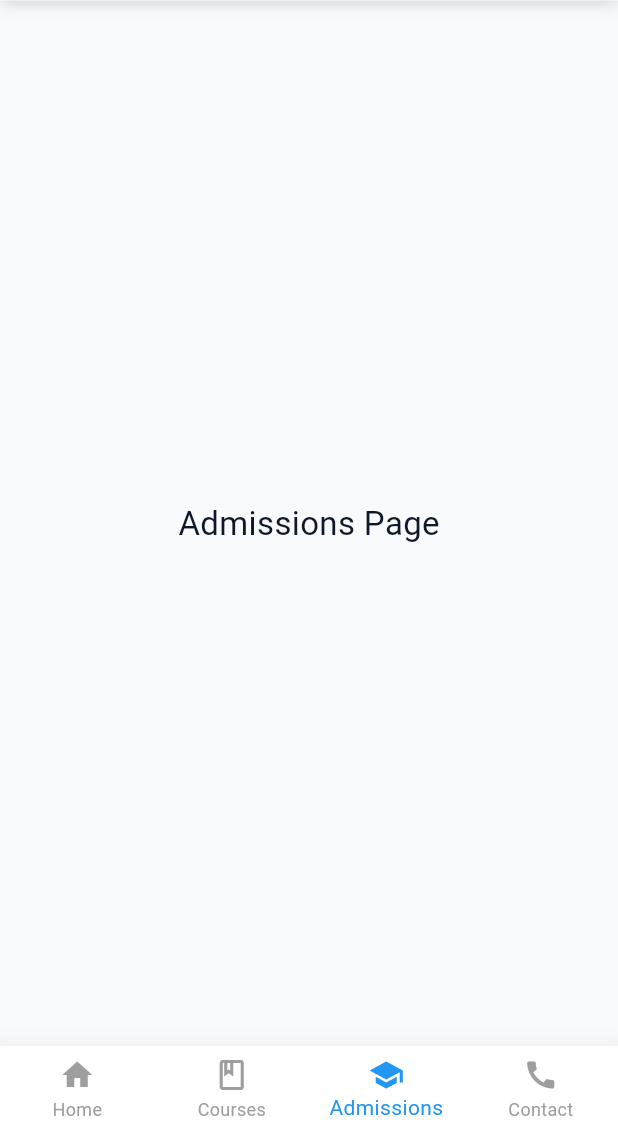
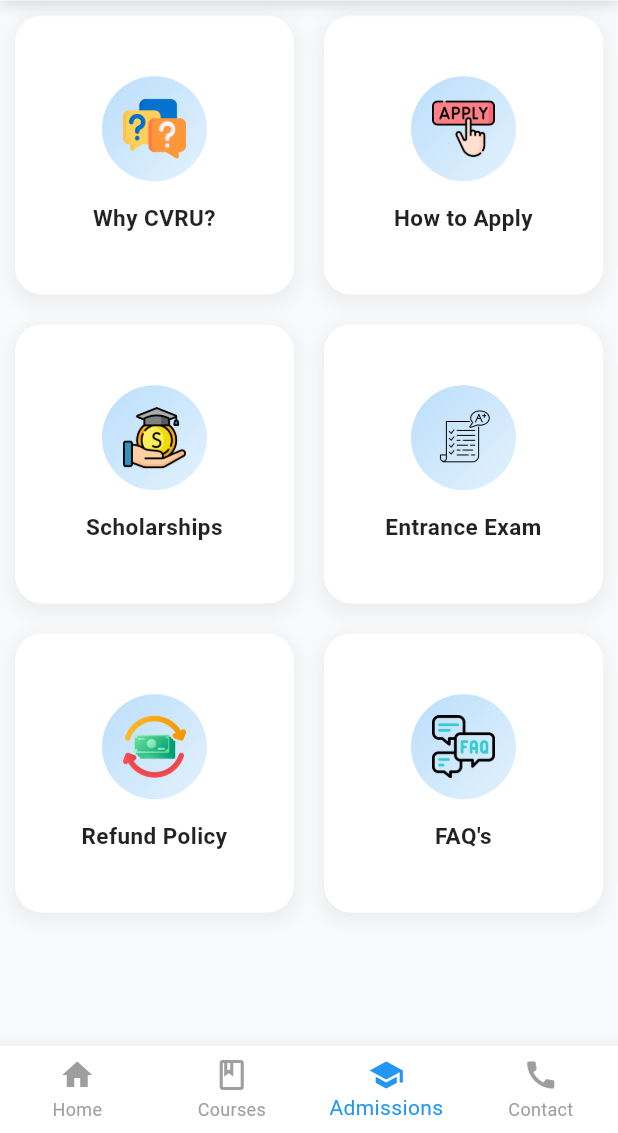
Before and after one commit to Harshgour2002/CVRUK, a Flutter app: the screen it shows after launch, item 3 of the bottom bar chosen, on a phone screen of 412 x 824 dp, the part 103-1236 px from its top. Run offline on Flutter 3.47's test engine with Material 3 defaults, Android fonts, the light colour scheme and no system bars; our stand-ins replace carousel_slider, dio, font_awesome_flutter, open_filex, share_plus.

Commit message:
implemented then admission cards and its seperated detail cards

```diff
--- /dev/null
+++ b/lib/Cards/admissionCards.dart
@@ -0,0 +1,123 @@
+import 'package:cvruk/Screens/Scholarships.dart';
+import 'package:cvruk/Screens/whyCVRU.dart';
+import 'package:flutter/material.dart';
+
+class Admissioncards extends StatelessWidget {
+  final String label;
+  final String icon;
+  final int index;
+
+  const Admissioncards({
+    super.key,
+    required this.label,
+    required this.icon,
+    required this.index,
+  });
+
+  @override
+  Widget build(BuildContext context) {
+    final isDark = Theme.of(context).brightness == Brightness.dark;
+
+    return GestureDetector(
+      onTap: () {
+        // Handle card tap based on index
+        switch (index) {
+          case 0:
+            {
+              // Navigate to "Why CVRU?" page
+              Navigator.push(context, MaterialPageRoute(builder: (context) => WhyCVRU()));
+            }
+            break;
+          case 1:
+            {
+              // Navigate to "How to Apply" page
+            }
+            break;
+          case 2:
+            {
+              // Navigate to "Scholarships" page
+              Navigator.push(context, MaterialPageRoute(builder: (context) => Scholarships()));
+            }
+            break;
+          case 3:
+            {
+              // Navigate to "Entrance Exam" page
+            }
+            break;
+          case 4:
+            {
+              // Navigate to "Refund Policy" page
+            }
+            break;
+          case 5:
+            {
+              // Navigate to "FAQ's" page
+            }
+            break;
+          default:
+            break;
+        }
+      },
+      child: Container(
+        margin: const EdgeInsets.all(10),
+        decoration: BoxDecoration(
+          color: isDark
+              ? Colors.white.withValues(alpha: 0.06)
+              : Colors.white, // cleaner modern background
+          borderRadius: BorderRadius.circular(18),
+          boxShadow: [
+            BoxShadow(
+              color: isDark
+                  ? Colors.black.withValues(alpha: 0.4)
+                  : Colors.grey.withValues(alpha: 0.15),
+              blurRadius: 10,
+              spreadRadius: 2,
+              offset: const Offset(0, 4),
+            ),
+          ],
+        ),
+        child: Column(
+          mainAxisAlignment: MainAxisAlignment.center,
+          children: [
+            // Modern Icon Circle
+            Container(
+              height: 70,
+              width: 70,
+              decoration: BoxDecoration(
+                shape: BoxShape.circle,
+                gradient: LinearGradient(
+                  colors: isDark
+                      ? [
+                          Colors.blue.withValues(alpha: 0.3),
+                          Colors.blue.withValues(alpha: 0.15),
+                        ]
+                      : [Colors.blue.shade100, Colors.blue.shade50],
+                  begin: Alignment.topLeft,
+                  end: Alignment.bottomRight,
+                ),
+              ),
+              child: Padding(
+                padding: const EdgeInsets.all(14.0),
+                child: Image.asset(icon, fit: BoxFit.contain),
+              ),
+            ),
+
+            const SizedBox(height: 14),
+
+            // Clean Label Text
+            Text(
+              label,
+              textAlign: TextAlign.center,
+              style: TextStyle(
+                fontSize: 15,
+                fontWeight: FontWeight.w600,
+                letterSpacing: 0.3,
+                color: isDark ? Colors.white : Colors.black87,
+              ),
+            ),
+          ],
+        ),
+      ),
+    );
+  }
+}
--- a/lib/Cards/exploreCardsDesign.dart
+++ b/lib/Cards/exploreCardsDesign.dart
@@ -86,6 +86,7 @@
           }
         }
       },
+
       child: Container(
         margin: const EdgeInsets.all(6.0),
         padding: const EdgeInsets.all(2.0),
@@ -98,7 +99,7 @@
         ),
         child: Column(
           mainAxisAlignment: MainAxisAlignment.center,
-          children: [
+        children: [
             // Circular Icon Background
             Container(
               height: 45,
--- a/lib/Widgets/AdmissionsPage.dart
+++ b/lib/Widgets/AdmissionsPage.dart
@@ -1,14 +1,39 @@
+import 'package:cvruk/Cards/admissionCards.dart';
 import 'package:flutter/material.dart';
 
 class AdmissionsPage extends StatelessWidget {
   const AdmissionsPage({super.key});
 
+  // Your 6 cards data
+  final List<Map<String, String>> cardsData = const [
+    {"label": "Why CVRU?", "icon": "assets/admissionCardImage/question-mark.png"},
+    {"label": "How to Apply", "icon": "assets/admissionCardImage/apply.png"},
+    {"label": "Scholarships", "icon": "assets/admissionCardImage/scholarship.png"},
+    {"label": "Entrance Exam", "icon": "assets/admissionCardImage/exam-results.png"},
+    {"label": "Refund Policy", "icon": "assets/admissionCardImage/cash-back.png"},
+    {"label": "FAQ's", "icon": "assets/admissionCardImage/faq.png"},
+  ];
+
   @override
   Widget build(BuildContext context) {
-    return const Center(
-      child: Text(
-        "Admissions Page",
-        style: TextStyle(fontSize: 22),
+    return Scaffold(
+      body: SingleChildScrollView(
+        child: GridView.builder(
+          shrinkWrap: true,
+          physics: const NeverScrollableScrollPhysics(),
+          itemCount: cardsData.length,
+          gridDelegate: const SliverGridDelegateWithFixedCrossAxisCount(
+            crossAxisCount: 2,
+            childAspectRatio: 1,
+          ),
+          itemBuilder: (context, index) {
+            return Admissioncards(
+              label: cardsData[index]["label"] as String,
+              icon: cardsData[index]["icon"]!,
+              index: index, // pass correct index
+            );
+          },
+        ),
       ),
     );
   }
--- a/pubspec.yaml
+++ b/pubspec.yaml
@@ -77,6 +77,7 @@
     - assets/achievements/
     - assets/sports/
     - assets/ramanVoice/
+    - assets/admissionCardImage/
 
   # To add assets to your application, add an assets section, like this:
   # assets:
```
Also changed, not shown: lib/Screens/EnquiryForm.dart (added, +255 -0 lines), lib/Screens/Scholarships.dart (added, +168 -0 lines), lib/Screens/whyCVRU.dart (added, +68 -0 lines), lib/Widgets/ContactPage.dart (+6 -2 lines), assets/admissionCardImage/apply.png (added), assets/admissionCardImage/cash-back.png (added), assets/admissionCardImage/exam-results.png (added), assets/admissionCardImage/faq.png (added), assets/admissionCardImage/question-mark.png (added), assets/admissionCardImage/scholarship.png (added), lib/Screens/EntranceExam.dart (added), lib/Screens/FAQ.dart (added), lib/Screens/RefundPolicy.dart (added), lib/Screens/howToApply.dart (added).
